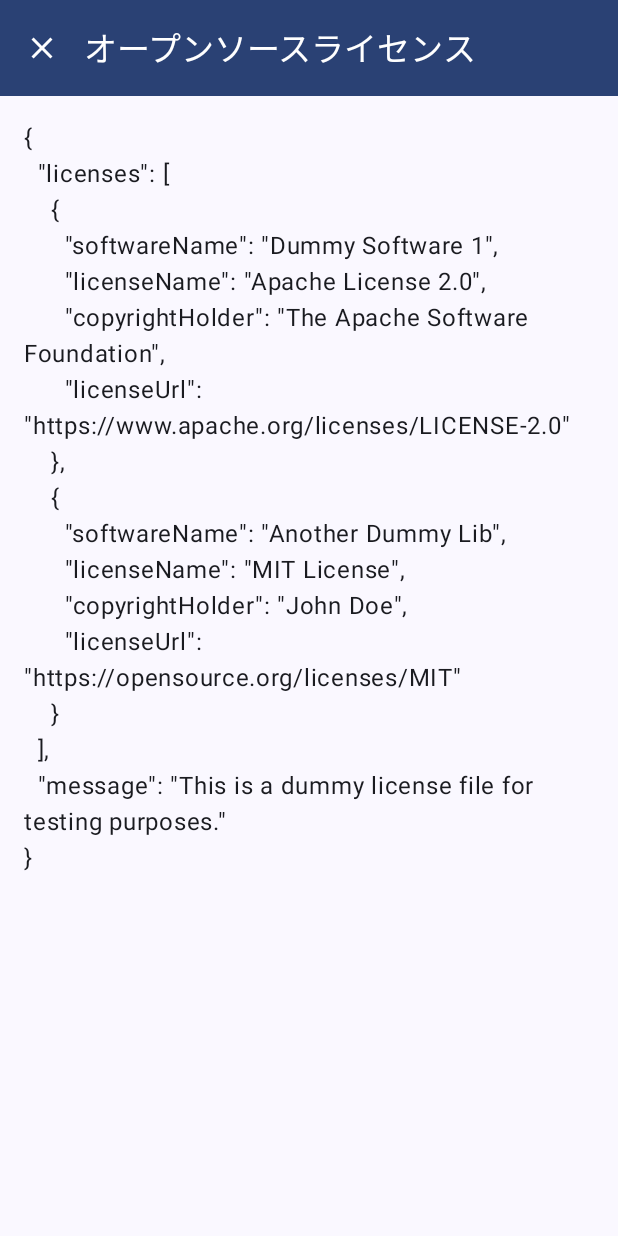
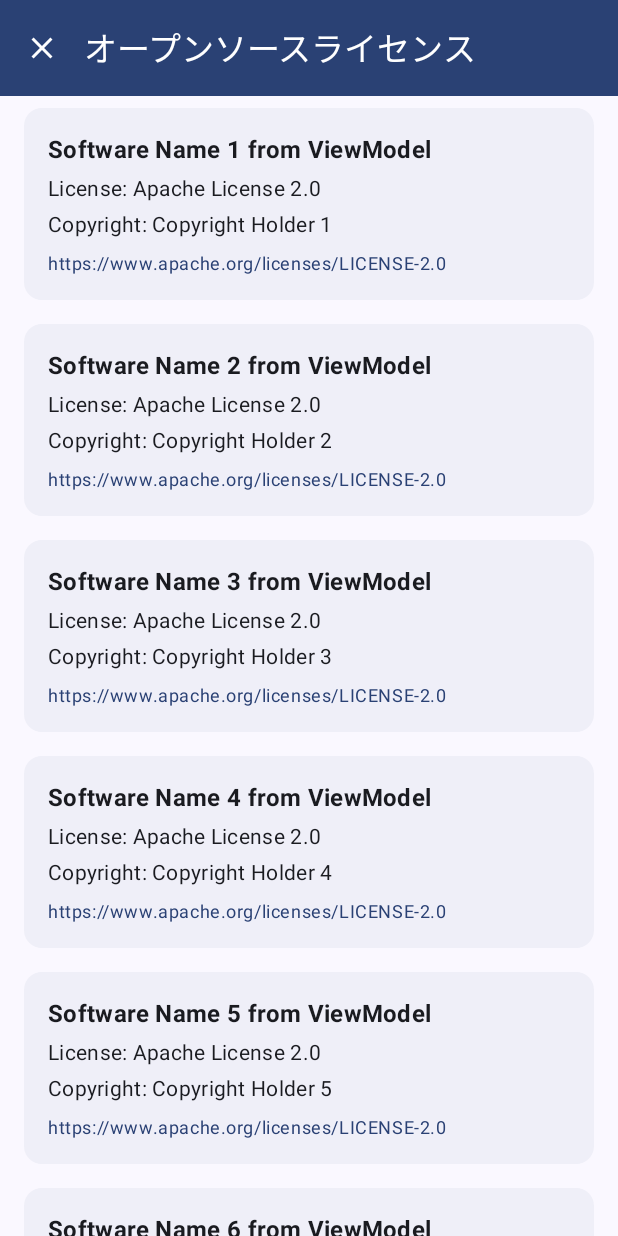
Before and after one commit to keiji/android-device-integrity, an Android app built with Jetpack Compose: the LicenseActivity screen opened directly, with no data from a screen before it, on a phone screen of 412 x 824 dp. Run offline under Robolectric (Android 15) with nearby library versions, the phone set to English and light mode, and no system bars; our stand-ins replace Dagger/Hilt's generated code; libraries missing offline, so code that uses them is left out: com.jakewharton.retrofit2.

Commit message:
refactor: LicenseScreenの表示ロジックをViewModelに移行
LicenseScreenおよび関連するComposableをリファクタリングし、表示するライセンス情報をViewModelから供給するように変更しました。

主な変更点:
- LicenseViewModel:
    - LicenseInfoデータクラスをViewModel内に移動。
    - licenseText StateFlowを削除し、licenses StateFlow<List<LicenseInfo>> を提供するように変更。
    - 初期化時にアセットファイルを開く処理は維持しつつ、UI表示用にはダミーのLicenseInfoリストを使用。
- LicenseScreen.kt:
    - LicenseInfo定義とdummyLicenseDataを削除。
    - Preview用のデータを調整。
- LicenseActivity.kt:
    - LicenseContent ComposableをLicenseViewにリネーム。
    - LicenseViewがViewModelからlicenses StateFlowを収集し、LicenseScreen Composableに渡すように修正。

```diff
--- a/android/ui/license/src/main/java/dev/keiji/deviceintegrity/ui/license/LicenseActivity.kt
+++ b/android/ui/license/src/main/java/dev/keiji/deviceintegrity/ui/license/LicenseActivity.kt
@@ -4,9 +4,9 @@ import android.os.Bundle
 import android.util.Log
 import androidx.activity.ComponentActivity
 import androidx.activity.compose.setContent
-import androidx.compose.foundation.layout.padding
-import androidx.compose.foundation.rememberScrollState
-import androidx.compose.foundation.verticalScroll
+// import androidx.compose.foundation.layout.padding // No longer directly used here
+// import androidx.compose.foundation.rememberScrollState // No longer directly used here
+// import androidx.compose.foundation.verticalScroll // No longer directly used here
 import androidx.compose.material3.ExperimentalMaterial3Api
 import androidx.compose.material3.Icon
 import androidx.compose.material3.IconButton
@@ -23,7 +23,7 @@ import androidx.compose.ui.Modifier
 import androidx.compose.ui.input.nestedscroll.nestedScroll
 import androidx.compose.ui.res.painterResource
 import androidx.compose.ui.res.stringResource
-import androidx.compose.ui.unit.dp
+// import androidx.compose.ui.unit.dp // No longer directly used here
 import androidx.hilt.navigation.compose.hiltViewModel
 import dagger.hilt.android.AndroidEntryPoint
 import dev.keiji.deviceintegrity.ui.license.R
@@ -35,7 +35,7 @@ class LicenseActivity : ComponentActivity() {
         super.onCreate(savedInstanceState)
         setContent {
             DeviceIntegrityTheme {
-                LicenseContent(
+                LicenseView( // Renamed from LicenseContent
                     onClose = { finish() }
                 )
             }
@@ -45,7 +45,7 @@ class LicenseActivity : ComponentActivity() {
 
 @OptIn(ExperimentalMaterial3Api::class)
 @Composable
-fun LicenseContent(
+fun LicenseView( // Renamed from LicenseContent
     onClose: () -> Unit,
     viewModel: LicenseViewModel = hiltViewModel()
 ) {
@@ -73,18 +73,14 @@ fun LicenseContent(
             )
         }
     ) { paddingValues ->
-        val licenseTextState by viewModel.licenseText.collectAsState()
-        val textToShow = licenseTextState ?: "Loading licenses..."
+        val licenses by viewModel.licenses.collectAsState()
 
-        // Log the text to check if it's loaded
-        Log.d("LicenseActivity", "License text: $textToShow")
+        // Log to confirm licenses are collected
+        Log.d("LicenseActivity", "Collected licenses: ${licenses.size} items")
 
-        Text(
-            text = textToShow,
-            modifier = Modifier
-                .padding(paddingValues)
-                .padding(16.dp) // Add some padding around the text
-                .verticalScroll(rememberScrollState()) // Make it scrollable
+        LicenseScreen( // Use the Composable from LicenseScreen.kt
+            licenses = licenses,
+            contentPadding = paddingValues
         )
     }
 }
--- a/android/ui/license/src/main/java/dev/keiji/deviceintegrity/ui/license/LicenseViewModel.kt
+++ b/android/ui/license/src/main/java/dev/keiji/deviceintegrity/ui/license/LicenseViewModel.kt
@@ -8,45 +8,60 @@ import kotlinx.coroutines.flow.MutableStateFlow
 import kotlinx.coroutines.flow.StateFlow
 import kotlinx.coroutines.flow.asStateFlow
 import kotlinx.coroutines.launch
-import java.io.InputStreamReader
+// import java.io.InputStreamReader // No longer needed for now
 import javax.inject.Inject
 
-// LicenseInfo data class は LicenseScreen.kt から移動するか、
-// 共通のdomainモジュールなどにあればそれを使うべきですが、
-// 今回はここに再定義するか、そのまま LicenseScreen.kt のものを使う前提で進めます。
-//ひとまず、LicenseScreen.ktにあるものを参照すると仮定します。
+// LicenseInfo data class moved here
+data class LicenseInfo(
+    val softwareName: String,
+    val licenseName: String,
+    val copyrightHolder: String,
+    val licenseUrl: String
+)
 
 @HiltViewModel
 class LicenseViewModel @Inject constructor(
     private val assetInputStreamProvider: AssetInputStreamProvider
 ) : ViewModel() {
 
-    private val _licenseText = MutableStateFlow<String?>(null)
-    val licenseText: StateFlow<String?> = _licenseText.asStateFlow()
+    // private val _licenseText = MutableStateFlow<String?>(null) // Removed
+    // val licenseText: StateFlow<String?> = _licenseText.asStateFlow() // Removed
 
-    // TODO: 将来的には LicenseInfo のリストを保持するようにする
-    // private val _licenses = MutableStateFlow<List<LicenseInfo>>(emptyList())
-    // val licenses: StateFlow<List<LicenseInfo>> = _licenses.asStateFlow()
+    private val _licenses = MutableStateFlow<List<LicenseInfo>>(emptyList())
+    val licenses: StateFlow<List<LicenseInfo>> = _licenses.asStateFlow()
+
+    // Dummy data similar to what was in LicenseScreen.kt
+    private val dummyLicenseData = List(10) { index ->
+        LicenseInfo(
+            softwareName = "Software Name ${index + 1} from ViewModel", // Added "from ViewModel" for clarity
+            licenseName = "Apache License 2.0",
+            copyrightHolder = "Copyright Holder ${index + 1}",
+            licenseUrl = "https://www.apache.org/licenses/LICENSE-2.0"
+        )
+    }
 
     init {
-        loadLicenseFile()
+        loadLicenses()
     }
 
-    private fun loadLicenseFile() {
+    private fun loadLicenses() {
         viewModelScope.launch {
             try {
+                // Open the license file to ensure it's accessible, but don't use its content for now
                 val inputStream = assetInputStreamProvider.openLicense()
-                // TODO: 本来はここでJSONをパースして LicenseInfo のリストに変換する
-                // 今回はInputStreamをテキストとして読み込み、保持するだけ
-                val reader = InputStreamReader(inputStream)
-                _licenseText.value = reader.readText()
-                reader.close()
+                // val reader = InputStreamReader(inputStream) // Not reading text for now
+                // val textContent = reader.readText() // Not reading text for now
+                // reader.close()
                 inputStream.close()
-                // Log.d("LicenseViewModel", "License Text: ${_licenseText.value}") // 必要ならログ出力
+                // Log.d("LicenseViewModel", "License file opened successfully. Content not used yet.")
+
+                // For now, just use dummy data
+                _licenses.value = dummyLicenseData
+
             } catch (e: Exception) {
-                // Handle error, e.g., show an error message to the user
-                _licenseText.value = "Error loading license file: ${e.message}"
-                // Log.e("LicenseViewModel", "Error loading license", e) // 必要ならエラーログ出力
+                // Handle error, e.g., by setting an error state or logging
+                // Log.e("LicenseViewModel", "Error loading license file, using dummy data as fallback", e)
+                _licenses.value = dummyLicenseData // Fallback to dummy data on error too
             }
         }
     }
```
Also changed, not shown: android/ui/license/src/main/java/dev/keiji/deviceintegrity/ui/license/LicenseScreen.kt (+11 -16 lines).
